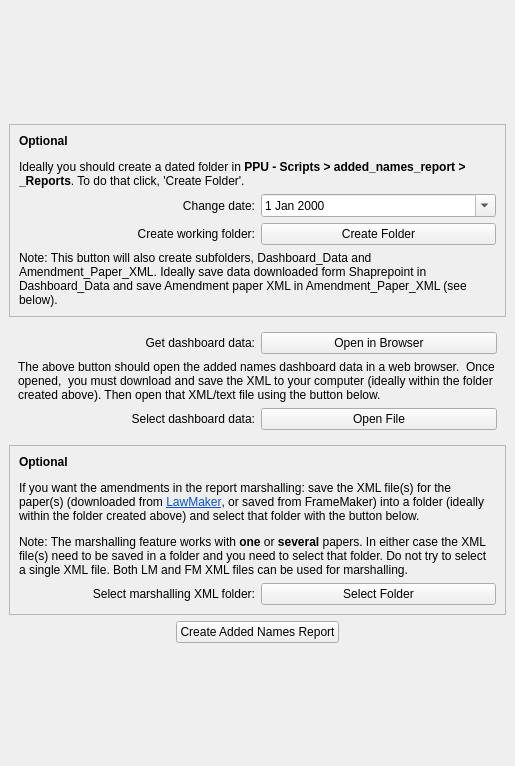
hoc-ppu/lawchecker, file python/ui/addedNames.ui: the form before one commit.
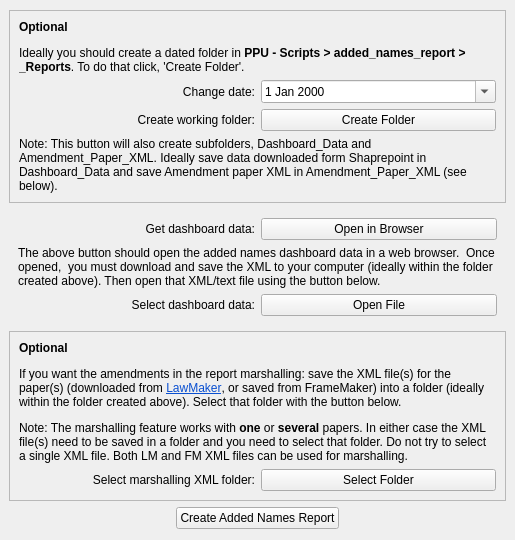
The form after the commit.

What changed in the file:
```diff
--- a/python/ui/addedNames.ui
+++ b/python/ui/addedNames.ui
@@ -7,7 +7,7 @@
     <x>0</x>
     <y>0</y>
     <width>515</width>
-    <height>766</height>
+    <height>540</height>
    </rect>
   </property>
   <property name="windowTitle">
@@ -177,7 +177,7 @@
        <item row="0" column="0" colspan="2">
         <widget class="QLabel" name="label_2">
          <property name="text">
-          <string>&lt;html&gt;&lt;head/&gt;&lt;body&gt;&lt;p&gt;&lt;span style=&quot; font-weight:700;&quot;&gt;Optional&lt;/span&gt;&lt;/p&gt;&lt;p&gt;If you want the amendments in the report marshalling: save the XML file(s) for the paper(s) (downloaded from &lt;a href=&quot;https://lawmaker.legislation.gov.uk/&quot;&gt;&lt;span style=&quot; text-decoration: underline; color:#094fd1;&quot;&gt;LawMaker&lt;/span&gt;&lt;/a&gt;, or saved from FrameMaker) into a folder (ideally within the folder created above) and select that folder with the button below.&lt;/p&gt;&lt;p&gt;Note: The marshalling feature works with &lt;span style=&quot; font-weight:700;&quot;&gt;one&lt;/span&gt; or &lt;span style=&quot; font-weight:700;&quot;&gt;several&lt;/span&gt; papers. In either case the XML file(s) need to be saved in a folder and you need to select that folder. Do not try to select a single XML file. Both LM and FM XML files can be used for marshalling.&lt;/p&gt;&lt;/body&gt;&lt;/html&gt;</string>
+          <string>&lt;html&gt;&lt;head/&gt;&lt;body&gt;&lt;p&gt;&lt;span style=&quot; font-weight:700;&quot;&gt;Optional&lt;/span&gt;&lt;/p&gt;&lt;p&gt;If you want the amendments in the report marshalling: save the XML file(s) for the paper(s) (downloaded from &lt;a href=&quot;https://lawmaker.legislation.gov.uk/&quot;&gt;&lt;span style=&quot; text-decoration: underline; color:#094fd1;&quot;&gt;LawMaker&lt;/span&gt;&lt;/a&gt;, or saved from FrameMaker) into a folder (ideally within the folder created above). Select that folder with the button below.&lt;/p&gt;&lt;p&gt;Note: The marshalling feature works with &lt;span style=&quot; font-weight:700;&quot;&gt;one&lt;/span&gt; or &lt;span style=&quot; font-weight:700;&quot;&gt;several&lt;/span&gt; papers. In either case the XML file(s) need to be saved in a folder and you need to select that folder. Do not try to select a single XML file. Both LM and FM XML files can be used for marshalling.&lt;/p&gt;&lt;/body&gt;&lt;/html&gt;</string>
          </property>
          <property name="wordWrap">
           <bool>true</bool>
```
